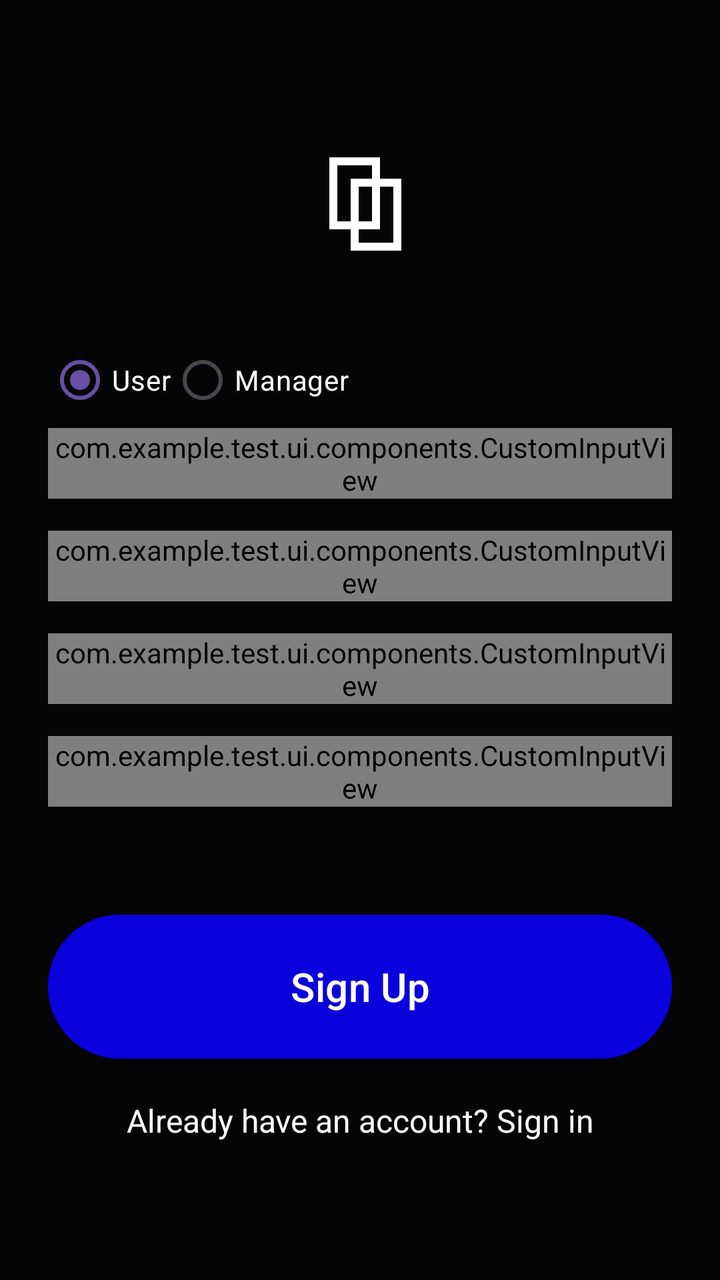
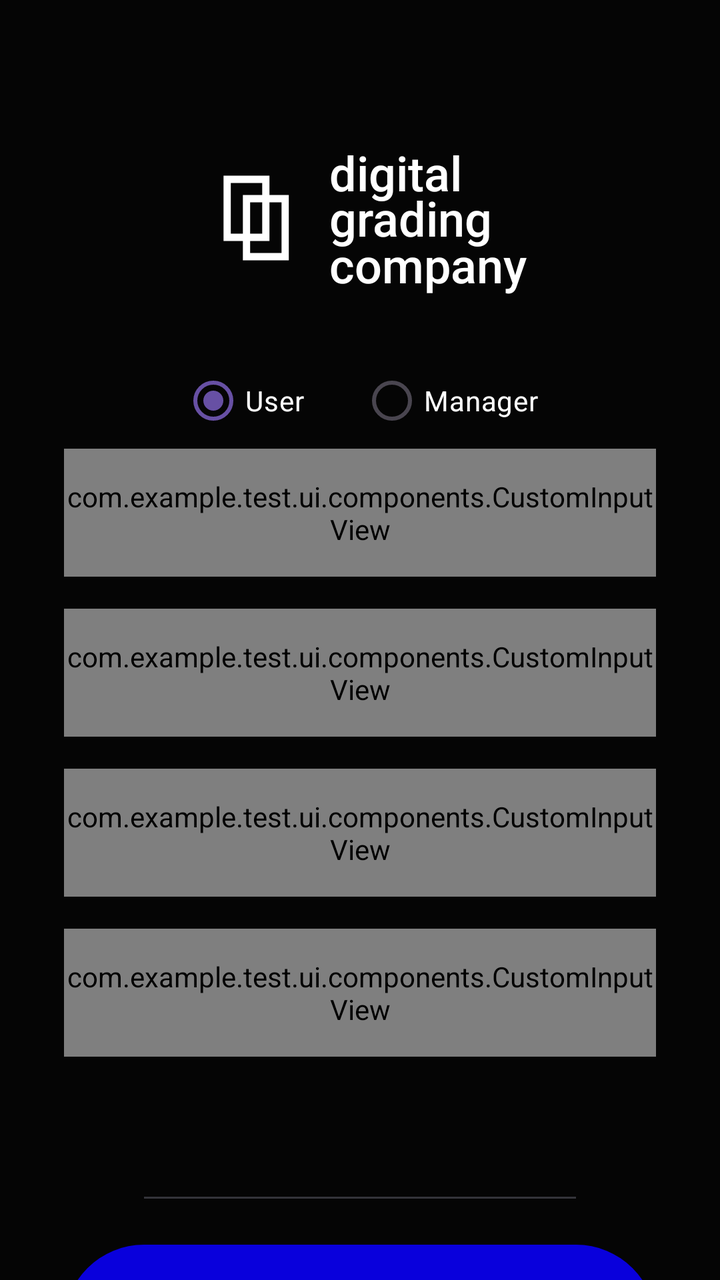

The first picture is an Android layout as it rendered before a commit; the second is the same layout after the commit. The layout source and the unified diff follow.
<!-- AndroidManifest.xml: application theme Theme.Test -->
<!-- res/layout/activity_sign_up.xml -->
<?xml version="1.0" encoding="utf-8"?>
<androidx.core.widget.NestedScrollView
    xmlns:android="http://schemas.android.com/apk/res/android"
    xmlns:app="http://schemas.android.com/apk/res-auto"
    xmlns:tools="http://schemas.android.com/tools"
    android:layout_width="match_parent"
    android:background="@color/app_black"
    android:layout_height="match_parent">

<LinearLayout
    android:layout_width="match_parent"
    android:layout_height="match_parent"
    android:orientation="vertical"
    android:paddingHorizontal="24dp">

    
    <LinearLayout
        android:id="@+id/tvLogoText"
        android:layout_width="wrap_content"
        android:layout_height="wrap_content"
        android:orientation="horizontal"
        android:layout_gravity="center_horizontal"
        android:layout_marginTop="70dp">

        <ImageView
            android:id="@+id/ivLogo"
            android:layout_width="64dp"
            android:layout_height="64dp"
            android:src="@drawable/ic_logo_mark"
            android:layout_gravity="center_horizontal"
            app:tint="#FFFFFF"/>


        <TextView
            android:id="@+id/tvLogoName"
            android:layout_width="wrap_content"
            android:layout_height="wrap_content"
            android:lineSpacingMultiplier="0.9"
            android:textColor="#FFFFFF"
            android:textSize="26sp"
            android:fontFamily="sans-serif-medium"/>

    </LinearLayout>

    <RadioGroup
        android:id="@+id/roleGroup"
        android:layout_width="match_parent"
        android:layout_height="wrap_content"
        android:orientation="horizontal"
        android:layout_marginTop="32dp">
        <RadioButton
            android:id="@+id/rbUser"
            android:layout_width="wrap_content"
            android:layout_height="wrap_content"
            android:text="User"
            android:textColor="@color/white"
            android:checked="true"/>
        <RadioButton
            android:id="@+id/rbManager"
            android:layout_width="wrap_content"
            android:layout_height="wrap_content"
            android:text="Manager"
            android:textColor="@color/white"/>
    </RadioGroup>

    
    <com.example.test.ui.components.CustomInputView
        android:id="@+id/nameInput"
        android:layout_width="match_parent"
        android:layout_height="wrap_content"
        />
    
    <com.example.test.ui.components.CustomInputView
        android:id="@+id/emailInput"
        android:layout_width="match_parent"
        android:layout_height="wrap_content"
        android:layout_marginTop="16dp"/>
    
    <com.example.test.ui.components.CustomInputView
        android:id="@+id/passwordInput"
        android:layout_width="match_parent"
        android:layout_height="wrap_content"
        android:layout_marginTop="16dp"/>
    <com.example.test.ui.components.CustomInputView
        android:id="@+id/confirmPasswordInput"
        android:layout_width="match_parent"
        android:layout_height="wrap_content"
        android:layout_marginTop="16dp"/>
    <com.example.test.ui.components.CustomInputView
        android:id="@+id/companyCodeInput"
        android:layout_width="match_parent"
        android:layout_height="wrap_content"
        android:layout_marginTop="16dp"
        android:visibility="gone"/>
    
    <com.google.android.material.button.MaterialButton
        android:id="@+id/btnContinue"
        android:layout_width="match_parent"
        android:layout_height="@dimen/height_button"
        android:layout_marginBottom="16dp"
        android:layout_marginTop="50dp"
        android:backgroundTint="@color/color_main_button"
        android:fontFamily="sans-serif-medium"
        android:text="@string/sign_up"
        android:textAllCaps="false"
        android:textColor="@color/white"
        android:textSize="20sp"
        app:cornerRadius="100dp" />

    <TextView
        android:id="@+id/toSignIn"
        android:layout_width="match_parent"
        android:layout_height="wrap_content"
        android:layout_marginBottom="32dp"
        android:gravity="center"
        android:lineSpacingExtra="2dp"
        android:text="@string/toSignIn_text"
        android:textColor="@color/white"
        android:textSize="@dimen/text_size_normal"
        android:clickable="true"
        android:focusable="true"/>

    
    <TextView
        android:id="@+id/tvTerms"
        android:layout_width="match_parent"
        android:layout_height="wrap_content"
        android:layout_marginTop="60dp"
        android:layout_marginBottom="32dp"
        android:gravity="center"
        android:lineSpacingExtra="2dp"
        android:text="@string/sign_up_bottom_text"
        android:textColor="@color/text_color_light"
        android:textSize="12sp"/>

</LinearLayout>
</androidx.core.widget.NestedScrollView>
<!-- resources referenced by this layout -->
<resources>
  <color name="app_black">#050505</color>
  <color name="color_main_button">#0900DC</color>
  <color name="text_color_light">#8E8E93</color>
  <color name="white">#FFFFFFFF</color>
  <dimen name="height_button">80dp</dimen>
  <dimen name="text_size_normal">16sp</dimen>
  <!-- drawable ic_logo_mark (drawable) -->
  <vector xmlns:android="http://schemas.android.com/apk/res/android"
      android:width="48dp"
      android:height="48dp"
      android:viewportWidth="48"
      android:viewportHeight="48">
      <path
          android:fillColor="#00000000"
          android:strokeColor="#FFFFFF"
          android:strokeWidth="3"
          android:pathData="M14,8 L30,8 L30,32 L14,32 Z"/>
      <path
          android:fillColor="#00000000"
          android:strokeColor="#FFFFFF"
          android:strokeWidth="3"
          android:pathData="M22,16 L38,16 L38,40 L22,40 Z"/>
  </vector>
  <string name="sign_up">Sign Up</string>
  <string name="sign_up_bottom_text">By creating an account, you confirm that you have read and agree to our Terms &amp; Conditions, Privacy Policy, and Fair Use Policy.</string>
  <string name="toSignIn_text">Already have an account? Sign in</string>
  <style name="Theme.Test" parent="Base.Theme.Test" />
  <style name="Base.Theme.Test" parent="Theme.Material3.DayNight.NoActionBar">
          
          
      </style>
</resources>

<!-- the commit's change to res/layout/activity_sign_up.xml (unified diff, before → after) -->
@@ -3,135 +3,201 @@
     xmlns:android="http://schemas.android.com/apk/res/android"
     xmlns:app="http://schemas.android.com/apk/res-auto"
     xmlns:tools="http://schemas.android.com/tools"
-    android:layout_width="match_parent"
-    android:background="@color/app_black"
-    android:layout_height="match_parent">
-
-<LinearLayout
+
     android:layout_width="match_parent"
     android:layout_height="match_parent"
-    android:orientation="vertical"
-    android:paddingHorizontal="24dp">
-
-    
+    android:background="@color/app_black"
+    android:fillViewport="true"
+    android:overScrollMode="never">
+
     <LinearLayout
-        android:id="@+id/tvLogoText"
-        android:layout_width="wrap_content"
-        android:layout_height="wrap_content"
-        android:orientation="horizontal"
-        android:layout_gravity="center_horizontal"
-        android:layout_marginTop="70dp">
-
-        <ImageView
-            android:id="@+id/ivLogo"
-            android:layout_width="64dp"
-            android:layout_height="64dp"
-            android:src="@drawable/ic_logo_mark"
-            android:layout_gravity="center_horizontal"
-            app:tint="#FFFFFF"/>
-
-
-        <TextView
-            android:id="@+id/tvLogoName"
-            android:layout_width="wrap_content"
-            android:layout_height="wrap_content"
-            android:lineSpacingMultiplier="0.9"
-            android:textColor="#FFFFFF"
-            android:textSize="26sp"
-            android:fontFamily="sans-serif-medium"/>
-
-    </LinearLayout>
-
-    <RadioGroup
-        android:id="@+id/roleGroup"
         android:layout_width="match_parent"
         android:layout_height="wrap_content"
-        android:orientation="horizontal"
-        android:layout_marginTop="32dp">
-        <RadioButton
-            android:id="@+id/rbUser"
+        android:orientation="vertical"
+        android:paddingStart="32dp"
+        android:paddingEnd="32dp"
+        android:paddingBottom="28dp">
+
+
+        
+        
+        
+
+        <LinearLayout
+            android:id="@+id/tvLogoText"
             android:layout_width="wrap_content"
             android:layout_height="wrap_content"
-            android:text="User"
+            android:layout_gravity="center_horizontal"
+            android:layout_marginTop="70dp"
+            android:gravity="center_vertical"
+            android:orientation="horizontal">
+
+            <ImageView
+                android:id="@+id/ivLogo"
+                android:layout_width="58dp"
+                android:layout_height="58dp"
+                android:contentDescription="Company logo"
+                android:src="@drawable/ic_logo_mark"
+                app:tint="#FFFFFF" />
+
+            <TextView
+                android:id="@+id/tvLogoName"
+                android:layout_width="wrap_content"
+                android:layout_height="wrap_content"
+                android:layout_marginStart="10dp"
+                android:lineSpacingMultiplier="0.82"
+                android:text="digital\ngrading\ncompany"
+                android:textColor="#FFFFFF"
+                android:textSize="@dimen/text_size_large"
+                android:fontFamily="sans-serif-medium" />
+
+        </LinearLayout>
+
+
+        
+        
+        
+
+        
+
+        <RadioGroup
+            android:id="@+id/roleGroup"
+            android:layout_width="match_parent"
+            android:layout_height="wrap_content"
+            android:layout_marginTop="28dp"
+            android:orientation="horizontal"
+            android:gravity="center">
+
+            <RadioButton
+                android:id="@+id/rbUser"
+                android:layout_width="wrap_content"
+                android:layout_height="wrap_content"
+                android:checked="true"
+                android:buttonTint="@color/white"
+                android:text="User"
+                android:textColor="@color/white"
+                android:textSize="14sp" />
+
+            <RadioButton
+                android:id="@+id/rbManager"
+                android:layout_width="wrap_content"
+                android:layout_height="wrap_content"
+                android:layout_marginStart="28dp"
+                android:buttonTint="@color/white"
+                android:text="Manager"
+                android:textColor="@color/white"
+                android:textSize="14sp" />
+
+        </RadioGroup>
+
+
+        
+        
+        
+
+        <com.example.test.ui.components.CustomInputView
+            android:id="@+id/nameInput"
+            android:layout_width="match_parent"
+            android:layout_height="64dp" />
+
+        <com.example.test.ui.components.CustomInputView
+            android:id="@+id/emailInput"
+            android:layout_width="match_parent"
+            android:layout_height="64dp"
+            android:layout_marginTop="16dp" />
+
+        <com.example.test.ui.components.CustomInputView
+            android:id="@+id/passwordInput"
+            android:layout_width="match_parent"
+            android:layout_height="64dp"
+            android:layout_marginTop="16dp" />
+
+        <com.example.test.ui.components.CustomInputView
+            android:id="@+id/confirmPasswordInput"
+            android:layout_width="match_parent"
+            android:layout_height="64dp"
+            android:layout_marginTop="16dp" />
+
+
+        
+        
+        
+
+        <com.example.test.ui.components.CustomInputView
+            android:id="@+id/companyCodeInput"
+            android:layout_width="match_parent"
+            android:layout_height="60dp"
+            android:layout_marginTop="28dp"
+            android:visibility="gone" />
+
+
+        
+        
+        
+
+        <View
+            android:layout_width="match_parent"
+            android:layout_height="1dp"
+            android:layout_marginStart="40dp"
+            android:layout_marginTop="70dp"
+            android:layout_marginEnd="40dp"
+            android:background="#34343A" />
+
+
+        
+        
+        
+
+        <com.google.android.material.button.MaterialButton
+            android:id="@+id/btnContinue"
+            android:layout_width="match_parent"
+            android:layout_height="80dp"
+            android:layout_marginTop="23dp"
+            android:fontFamily="sans-serif"
+            android:insetTop="0dp"
+            android:insetBottom="0dp"
+            android:text="@string/sign_up"
+            android:textAllCaps="false"
             android:textColor="@color/white"
-            android:checked="true"/>
-        <RadioButton
-            android:id="@+id/rbManager"
-            android:layout_width="wrap_content"
-            android:layout_height="wrap_content"
-            android:text="Manager"
-            android:textColor="@color/white"/>
-    </RadioGroup>
-
-    
-    <com.example.test.ui.components.CustomInputView
-        android:id="@+id/nameInput"
-        android:layout_width="match_parent"
-        android:layout_height="wrap_content"
-        />
-    
-    <com.example.test.ui.components.CustomInputView
-        android:id="@+id/emailInput"
-        android:layout_width="match_parent"
-        android:layout_height="wrap_content"
-        android:layout_marginTop="16dp"/>
-    
-    <com.example.test.ui.components.CustomInputView
-        android:id="@+id/passwordInput"
-        android:layout_width="match_parent"
-        android:layout_height="wrap_content"
-        android:layout_marginTop="16dp"/>
-    <com.example.test.ui.components.CustomInputView
-        android:id="@+id/confirmPasswordInput"
-        android:layout_width="match_parent"
-        android:layout_height="wrap_content"
-        android:layout_marginTop="16dp"/>
-    <com.example.test.ui.components.CustomInputView
-        android:id="@+id/companyCodeInput"
-        android:layout_width="match_parent"
-        android:layout_height="wrap_content"
-        android:layout_marginTop="16dp"
-        android:visibility="gone"/>
-    
-    <com.google.android.material.button.MaterialButton
-        android:id="@+id/btnContinue"
-        android:layout_width="match_parent"
-        android:layout_height="@dimen/height_button"
-        android:layout_marginBottom="16dp"
-        android:layout_marginTop="50dp"
-        android:backgroundTint="@color/color_main_button"
-        android:fontFamily="sans-serif-medium"
-        android:text="@string/sign_up"
-        android:textAllCaps="false"
-        android:textColor="@color/white"
-        android:textSize="20sp"
-        app:cornerRadius="100dp" />
-
-    <TextView
-        android:id="@+id/toSignIn"
-        android:layout_width="match_parent"
-        android:layout_height="wrap_content"
-        android:layout_marginBottom="32dp"
-        android:gravity="center"
-        android:lineSpacingExtra="2dp"
-        android:text="@string/toSignIn_text"
-        android:textColor="@color/white"
-        android:textSize="@dimen/text_size_normal"
-        android:clickable="true"
-        android:focusable="true"/>
-
-    
-    <TextView
-        android:id="@+id/tvTerms"
-        android:layout_width="match_parent"
-        android:layout_height="wrap_content"
-        android:layout_marginTop="60dp"
-        android:layout_marginBottom="32dp"
-        android:gravity="center"
-        android:lineSpacingExtra="2dp"
-        android:text="@string/sign_up_bottom_text"
-        android:textColor="@color/text_color_light"
-        android:textSize="12sp"/>
-
-</LinearLayout>
+            android:textSize="17sp"
+            app:backgroundTint="@color/color_main_button"
+            app:cornerRadius="40dp"
+            app:rippleColor="#553DFFFF" />
+
+
+        
+        
+        
+
+        <TextView
+            android:id="@+id/toSignIn"
+            android:layout_width="match_parent"
+            android:layout_height="wrap_content"
+            android:layout_marginTop="24dp"
+            android:gravity="center"
+            android:padding="8dp"
+            android:text="@string/toSignIn_text"
+            android:textColor="#B0B0B6"
+            android:textSize="@dimen/text_size_normal"
+            android:clickable="true"
+            android:focusable="true" />
+
+
+        
+        
+        
+
+        <TextView
+            android:id="@+id/tvTerms"
+            android:layout_width="match_parent"
+            android:layout_height="wrap_content"
+            android:layout_marginTop="25dp"
+            android:gravity="center"
+            android:lineSpacingExtra="2dp"
+            android:text="@string/sign_up_bottom_text"
+            android:textColor="#8A8A91"
+            android:textSize="@dimen/text_size_small" />
+
+    </LinearLayout>
+
 </androidx.core.widget.NestedScrollView>
<!-- resource entries referenced after the edit -->
@@ -2,10 +2,10 @@
 <resources>
   <color name="app_black">#050505</color>
   <color name="color_main_button">#0900DC</color>
-  <color name="text_color_light">#8E8E93</color>
   <color name="white">#FFFFFFFF</color>
-  <dimen name="height_button">80dp</dimen>
+  <dimen name="text_size_large">24sp</dimen>
   <dimen name="text_size_normal">16sp</dimen>
+  <dimen name="text_size_small">12sp</dimen>
   <!-- drawable ic_logo_mark (drawable) -->
   <vector xmlns:android="http://schemas.android.com/apk/res/android"
       android:width="48dp"
